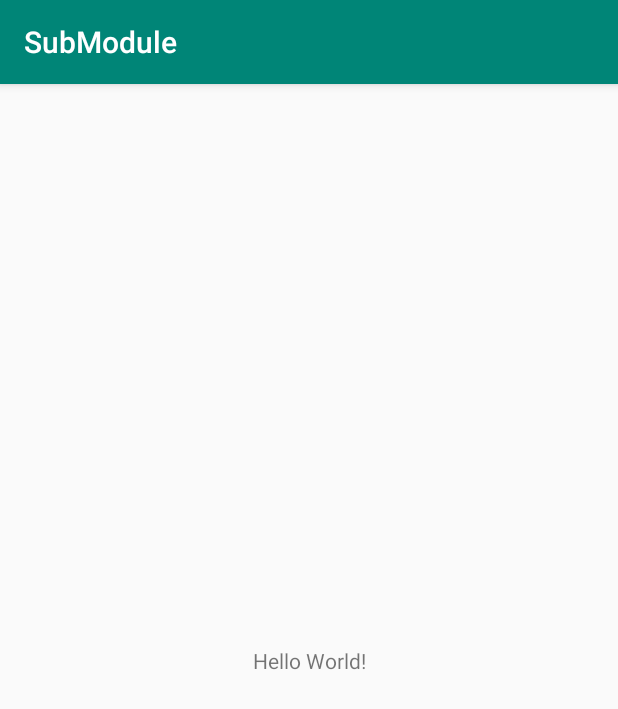
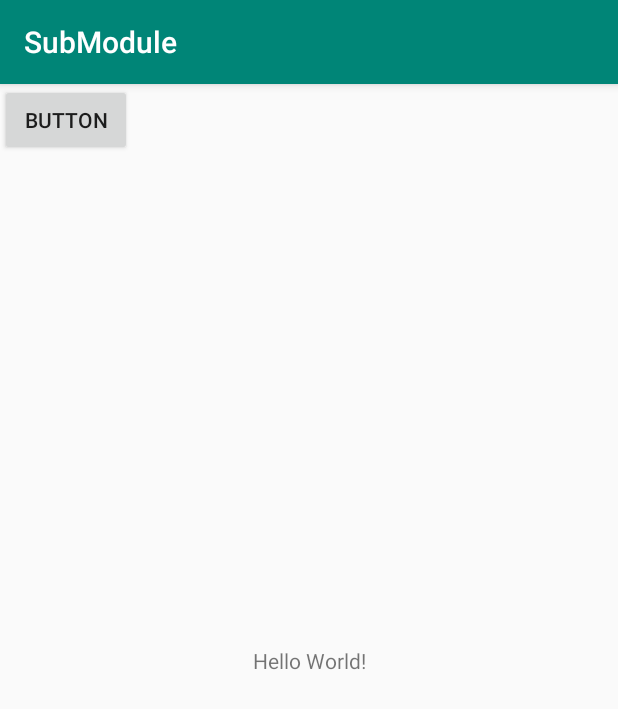
Before and after one commit to TashaB1/SubModule, an Android app: the screen it shows after launch (MainActivity), on a phone screen of 412 x 824 dp. Shown: the top 709 px of the screen. Run offline under Robolectric (Android 15) with nearby library versions, the phone set to English and light mode, and no system bars.

Commit message:
add button (onclick show Toast)

```diff
--- a/app/src/main/res/layout/activity_main.xml
+++ b/app/src/main/res/layout/activity_main.xml
@@ -15,5 +15,10 @@
             app:layout_constraintLeft_toLeftOf="parent"
             app:layout_constraintRight_toRightOf="parent"
             app:layout_constraintTop_toTopOf="parent"/>
+    <Button
+            android:text="Button"
+            android:layout_width="wrap_content"
+            android:layout_height="wrap_content" tools:layout_editor_absoluteY="59dp"
+            tools:layout_editor_absoluteX="149dp" android:id="@+id/button" android:onClick="showToastBye"/>
 
 </android.support.constraint.ConstraintLayout>
```
Also changed, not shown: app/src/main/java/com/tashad16a/gmail/submodule/MainActivity.kt (+14 -0 lines).
